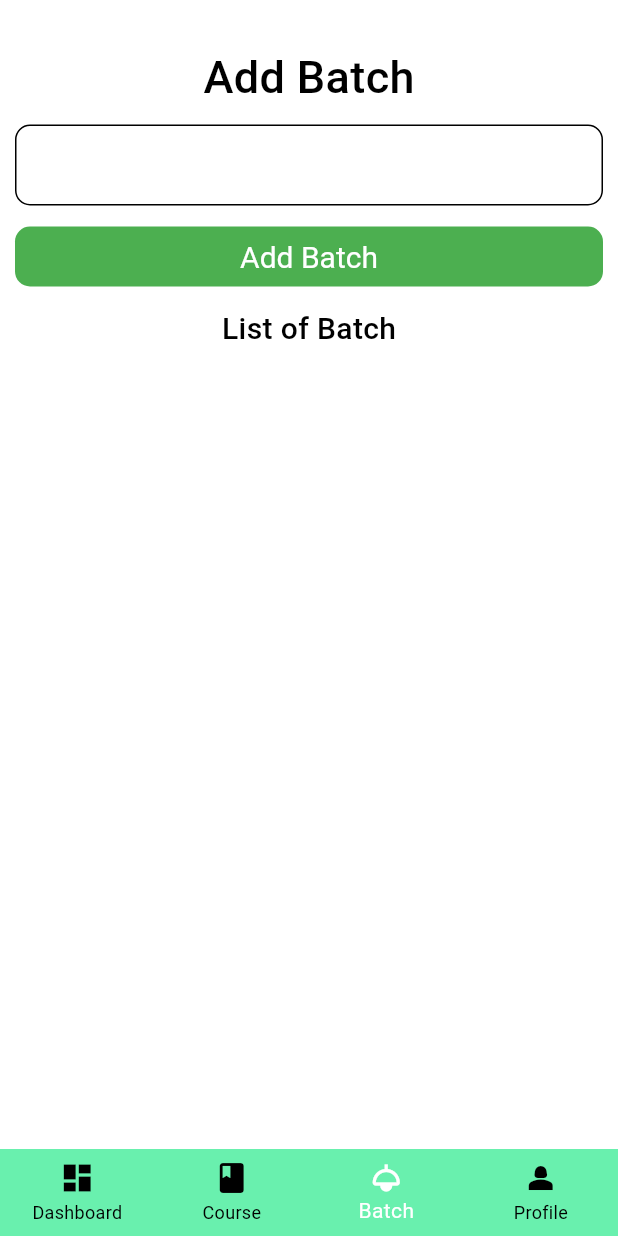
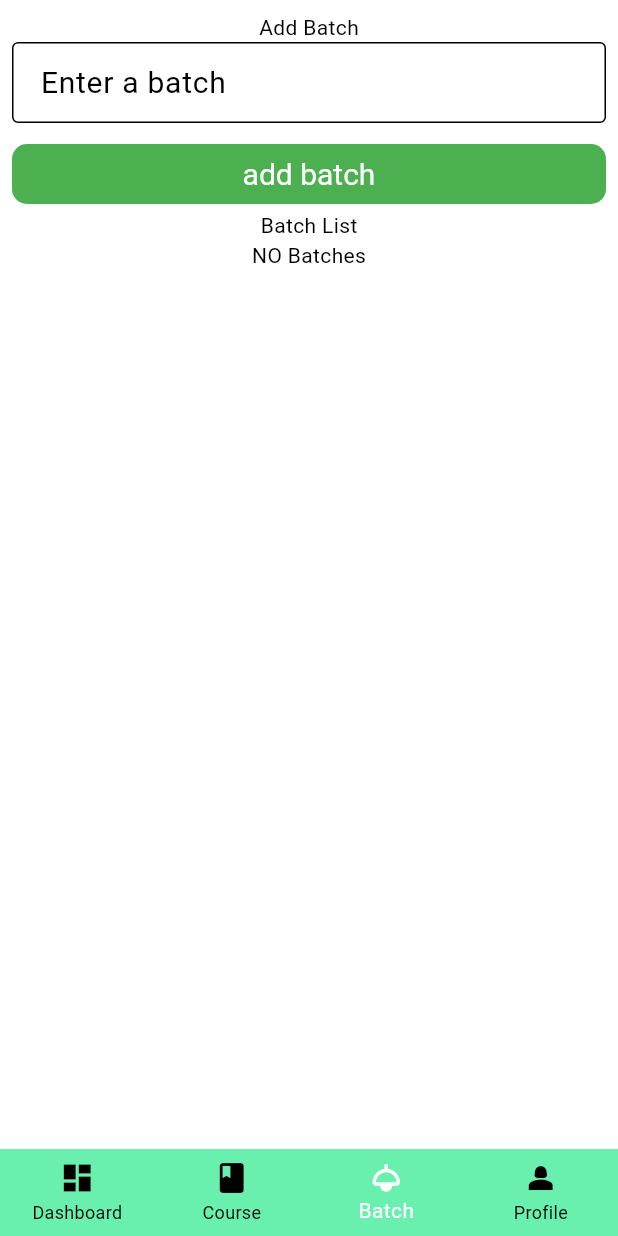
Before and after one commit to PrasannaJung/student_management_clean_architecture_flutter, a Flutter app: the HomeView screen opened directly, item 3 of the bottom bar chosen, on a phone screen of 412 x 824 dp. Run offline on Flutter 3.47's test engine with Material 3 defaults, Android fonts, the phone set to English and light mode, and no system bars; our stand-ins replace dartz, dio, equatable, flutter_riverpod, hive_flutter, image_picker and 2 more; accounts and stored records are empty; Roboto replaces fonts that are missing (Montserrat).

Commit message:
Minor changes

```diff
--- a/lib/core/networking/local/hive_service.dart
+++ b/lib/core/networking/local/hive_service.dart
@@ -12,7 +12,8 @@ class HiveService{
   Future<void> init() async{
     var directory = await getApplicationDocumentsDirectory();
     Hive.init(directory.path);
-    Hive.registerAdapter(BatchHiveModelAdapter()); // this is adapter created on the .g.dart file
+    Hive.registerAdapter(BatchHiveModelAdapter());
+    Hive.registerAdapter(CourseHiveModelAdapter());// this is adapter created on the .g.dart file
   }
 
   Future<void> addBatch(BatchHiveModel batch) async {
--- a/lib/features/batch/presentation/view/batch_view.dart
+++ b/lib/features/batch/presentation/view/batch_view.dart
@@ -1,5 +1,6 @@
 import 'package:flutter/material.dart';
 import 'package:flutter_riverpod/flutter_riverpod.dart';
+import 'package:student_management_starter/features/batch/domain/entity/batch_entity.dart';
 import 'package:student_management_starter/features/batch/presentation/viewmodel/batch_view_model.dart';
 
 class BatchView extends ConsumerStatefulWidget {
@@ -10,29 +11,22 @@ class BatchView extends ConsumerStatefulWidget {
 }
 
 class _BatchViewState extends ConsumerState<BatchView> {
+
   @override
   Widget build(BuildContext context) {
+    TextEditingController batchController = TextEditingController();
     var batchState = ref.watch(batchViewModelProvider);
-    return SizedBox.expand(
+    return Center(
       child: Padding(
-        padding: const EdgeInsets.all(10),
+        padding: const EdgeInsets.all(8.0),
         child: Column(
           children: [
-            const SizedBox(
-              height: 20,
-            ),
-            const Text(
-              'Add Batch',
-              style: TextStyle(fontSize: 30, fontWeight: FontWeight.w500),
-            ),
-            const SizedBox(
-              height: 10,
-            ),
+            const Text("Add Batch"),
             TextFormField(
+              controller: batchController,
               decoration: const InputDecoration(
-                border: OutlineInputBorder(
-                  borderRadius: BorderRadius.all(Radius.circular(10)),
-                ),
+                labelText: 'Enter a batch',
+                border: OutlineInputBorder(),
               ),
             ),
             const SizedBox(
@@ -41,17 +35,42 @@ class _BatchViewState extends ConsumerState<BatchView> {
             SizedBox(
                 width: double.infinity,
                 child: ElevatedButton(
+                    onPressed: () {
+                      ref.read(batchViewModelProvider.notifier).addBatch(
+                          BatchEntity(batchName: batchController.text));
+                    },
+                    child: const Text('add batch'))),
+            const Text("Batch List"),
+            if (batchState.isLoading) ...{
+              const Center(
+                child: CircularProgressIndicator(),
+              )
+            } else if (batchState.error != null) ...{
+              Text(batchState.error.toString())
+            } else if (batchState.lstBatches.isEmpty) ...{
+              const Text("NO Batches")
+            } else ...{
+              Expanded(
+                child: ListView.builder(
+                  itemCount: batchState.lstBatches.length,
+                  itemBuilder: (context, index) {
+                    var batches = batchState.lstBatches[index];
+                    return ListTile(
+                      leading: IconButton(
+                        icon: const Icon(Icons.group_outlined),
                         onPressed: () {},
-                child: const Text('Add Batch'),
                       ),
+                      title: Text(batches.batchName!),
+                      subtitle: Text(batches.batchId ?? ''),
+                      trailing: IconButton(
+                        icon: const Icon(Icons.delete_outline),
+                        onPressed: () {},
                       ),
-            const SizedBox(
-              height: 10,
+                    );
+                  },
                 ),
-            const Text(
-              "List of Batch",
-              style: TextStyle(fontSize: 20, fontWeight: FontWeight.w500),
-            ),
+              )
+            }
           ],
         ),
       ),
```
Also changed, not shown: lib/features/batch/presentation/viewmodel/batch_view_model.dart (+7 -10 lines). Lines whose indentation alone changed are shown as unchanged.
